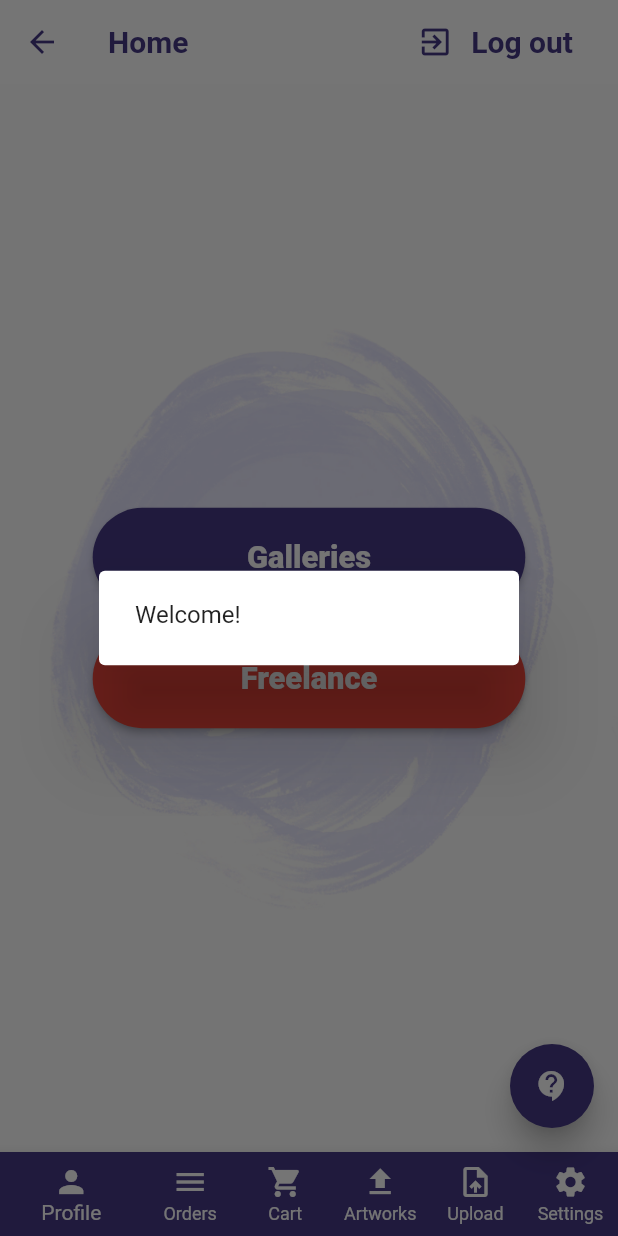
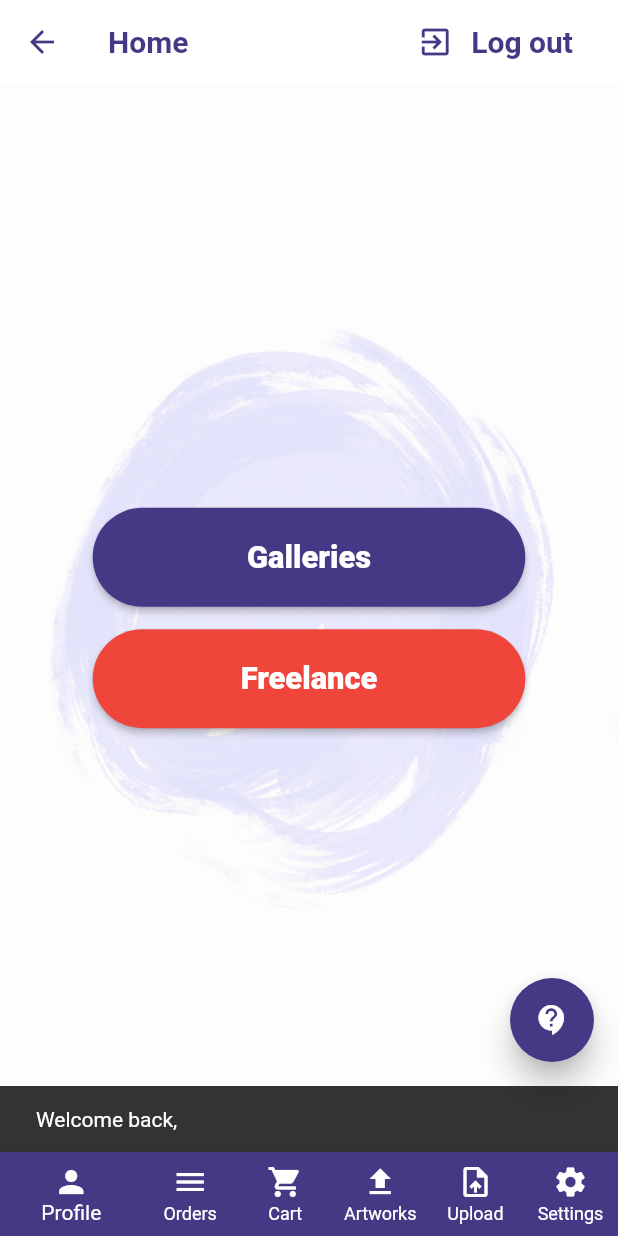
Before and after one commit to silentl007/ArtHub-Flutter, a Flutter app: the HomeScreen screen opened by its route, on a phone screen of 412 x 824 dp. Run offline on Flutter 3.47's test engine with Material 2 defaults, Android fonts, the phone set to English and light mode, and no system bars; our stand-ins replace carousel_slider, image_picker, shared_preferences, sqflite; missing offline and left inert: cloudinary_client; accounts and stored records are empty.

Commit message:
added snack bar homescreen

```diff
--- a/lib/common/model.dart
+++ b/lib/common/model.dart
@@ -626,6 +626,7 @@ class Login {
           headers: {'Content-Type': 'application/json; charset=UTF-8'});
       if (datasend.statusCode == 200) {
         var json = jsonDecode(datasend.body);
+        print(json);
         SharedPreferences prefs = await SharedPreferences.getInstance();
         if (prefs.getBool('logged') == null) {
           prefs.setString('displayName', json['user']['name']);
--- a/lib/screen/homescreen.dart
+++ b/lib/screen/homescreen.dart
@@ -13,6 +13,7 @@ class HomeScreen extends StatefulWidget {
 }
 
 class _HomeScreenState extends State<HomeScreen> {
+  final _scaffoldKey = GlobalKey<ScaffoldState>();
   final Widgets classWidget = Widgets();
   String displayName = '';
   String customerType = '';
@@ -50,23 +51,17 @@ class _HomeScreenState extends State<HomeScreen> {
   }
 
   _welcome() {
-    // Scaffold.of(context).showSnackBar(SnackBar(
-    //   content: Text('Welcome back, $displayName'),
-    // ));
-    return showDialog(
-        context: context,
-        child: AlertDialog(
-          content: Text('Welcome! $displayName'),
-        ));
+    _scaffoldKey.currentState
+        .showSnackBar(SnackBar(content: Text('Welcome back, $displayName')));
   }
 
   @override
   Widget build(BuildContext context) {
     final Size size = MediaQuery.of(context).size;
     final double fontSize = size.height * 0.025;
-    // _welcome(context);
     return SafeArea(
       child: Scaffold(
+          key: _scaffoldKey,
           floatingActionButton: FloatingActionButton(
             elevation: 8,
             backgroundColor: AppColors.purple,
@@ -77,12 +72,12 @@ class _HomeScreenState extends State<HomeScreen> {
             backgroundColor: AppColors.purple,
             showUnselectedLabels: true,
             onTap: (index) {
-              if (customerType == 'customer') {
+              if (customerType == 'Customer') {
                 _bottomNavCustomer(index);
               } else
                 _bottomNavOthers(index);
             },
-            items: customerType == 'customer'
+            items: customerType == 'Customer'
                 ? options
                     .map((element) => BottomNavigationBarItem(
                         backgroundColor: AppColors.purple,
--- a/lib/screen/login.dart
+++ b/lib/screen/login.dart
@@ -141,7 +141,6 @@ class _LoginScreenState extends State<LoginScreen> {
             );
           }
           if (snapshot.data == 200) {
-            print(snapshot.data);
             _loginSuccess();
             return Container();
           }
@@ -157,7 +156,7 @@ class _LoginScreenState extends State<LoginScreen> {
   _loginSuccess() {
     WidgetsBinding.instance.addPostFrameCallback((_) {
       Navigator.pop(context);
-      return Navigator.push(
+      return Navigator.pushReplacement(
           context, MaterialPageRoute(builder: (context) => HomeScreen()));
     });
   }
```
Also changed, not shown: lib/screen/register.dart (line endings or trailing spaces).
